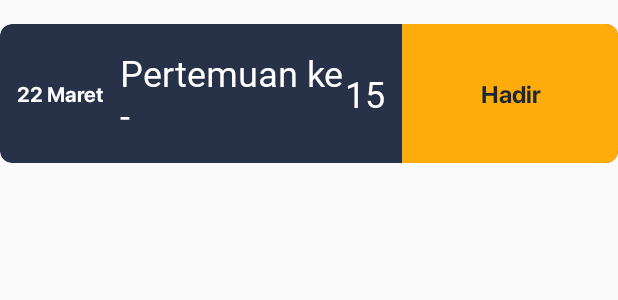
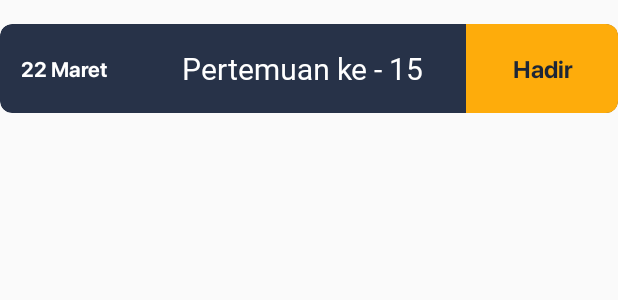
Before and after one commit to FalahFilano/Sikemas, an Android app: the layout class_mhs_item.xml on its own in the app's theme, with its tools: preview values and no code run, on a phone screen of 412 x 824 dp. Shown: the top 300 px of the screen. Run offline under Robolectric (Android 15) with nearby library versions, the phone set to English and light mode, and no system bars.

Commit message:
fix recycler

```diff
--- a/app/src/main/res/layout/class_mhs_item.xml
+++ b/app/src/main/res/layout/class_mhs_item.xml
@@ -22,49 +22,56 @@
             android:layout_height="wrap_content">
 
             <LinearLayout
-                android:layout_width="wrap_content"
+                android:layout_width="0dp"
                 android:layout_height="wrap_content"
                 android:layout_marginTop="16dp"
                 android:layout_marginBottom="16sp"
                 android:layout_marginRight="8sp"
+                android:layout_weight="3"
                 android:gravity="center_vertical">
 
                 <TextView
                     android:id="@+id/tvTglPertemuan"
-                    android:layout_width="80sp"
+                    android:layout_width="0dp"
                     android:layout_height="wrap_content"
                     android:fontFamily="@font/bold"
                     android:text="22 Maret"
                     android:gravity="center"
+                    android:layout_weight="2"
                     android:textColor="#FFFFFF" />
 
                 <TextView
-                    android:layout_width="150dp"
+                    android:layout_width="0dp"
                     android:layout_height="wrap_content"
                     android:fontFamily="@font/light"
                     android:text="Pertemuan ke - "
                     android:textColor="#FFFFFF"
-                    android:textSize="24sp" />
+                    android:layout_weight="4"
+                    android:textAlignment="textEnd"
+                    android:textSize="20sp" />
 
                 <TextView
                     android:id="@+id/tvPertemuan"
-                    android:layout_width="30sp"
+                    android:layout_width="0dp"
                     android:layout_height="wrap_content"
                     android:fontFamily="@font/light"
                     android:text="15"
                     android:textColor="#FFFFFF"
-                    android:textSize="24sp" />
+                    android:textAlignment="textStart"
+                    android:layout_weight="1"
+                    android:textSize="20sp" />
 
             </LinearLayout>
 
             <TextView
                 android:id="@+id/tvStatusKehadiran"
-                android:layout_width="match_parent"
+                android:layout_width="0dp"
                 android:layout_height="match_parent"
                 android:background="@color/colorAccent"
                 android:fontFamily="@font/bold"
                 android:gravity="center"
                 android:text="Hadir"
+                android:layout_weight="1"
                 android:textColor="@color/colorPrimaryDark"
                 android:textSize="16sp" />
 
```
